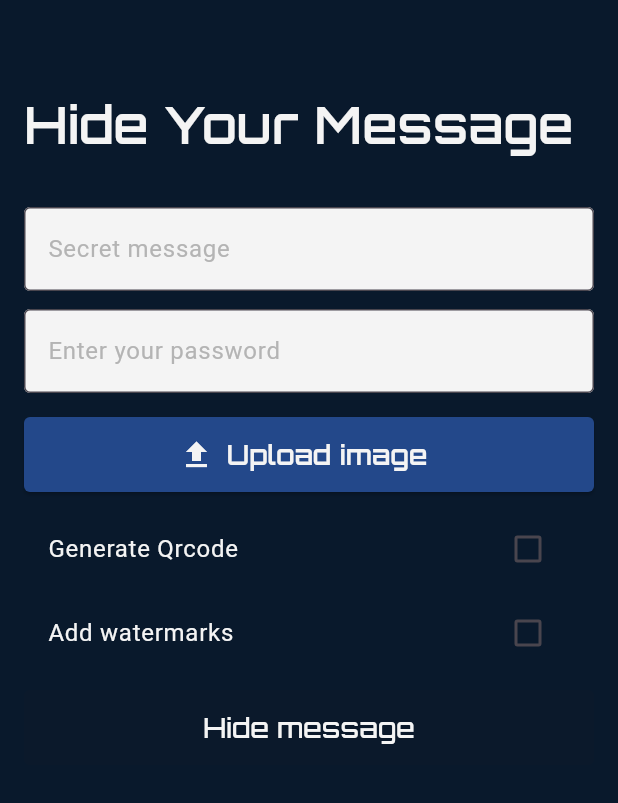
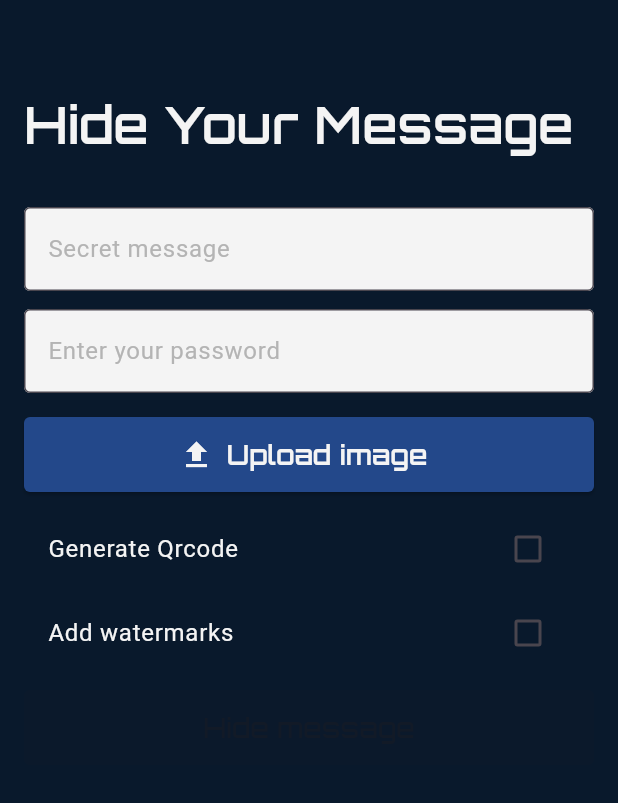
Before and after one commit to Malak-Atieh/SilentPixel, a Flutter app: the HideMessageScreen screen opened directly, on a phone screen of 412 x 824 dp, the part 72-875 px from its top. Run offline on Flutter 3.47's test engine with Material 3 defaults, Android fonts, the phone set to English and light mode, and no system bars; our stand-ins replace font_awesome_flutter, image_picker; project files that could hold a hidden picture were left out.

Commit message:
edited color

```diff
--- a/frontend/lib/pages/encode.dart
+++ b/frontend/lib/pages/encode.dart
@@ -167,6 +167,7 @@ class _HideMessageScreenState extends State<HideMessageScreen> {
               style: ElevatedButton.styleFrom(
                 backgroundColor:
                 _canEncode ? Color(0xFF0CCE6B) : Color(0xFFB4B4B4),
+                foregroundColor: _canEncode ? Color(0xFFF4F4F4) : Colors.grey[800],
                 minimumSize: Size(double.infinity, 50),
                 shape: RoundedRectangleBorder(
                   borderRadius: BorderRadius.circular(4),
@@ -179,7 +180,6 @@ class _HideMessageScreenState extends State<HideMessageScreen> {
                     fontFamily: 'Orbitron',
                     fontWeight: FontWeight.w500,
                     fontSize: 18,
-                    color: Color(0xFFF4F4F4),
                   ),
               ),
             )
```
